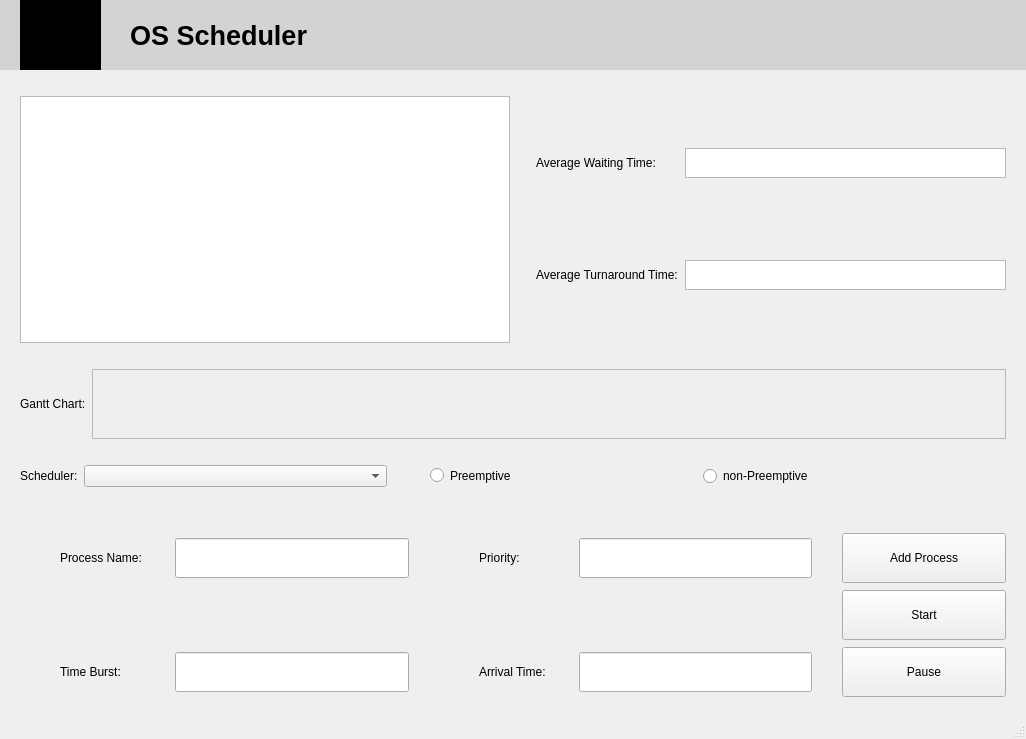
Before: the Qt Designer form frontend/mainwindow.ui in ASolimanA/OS-Scheduler, drawn with Qt 5.
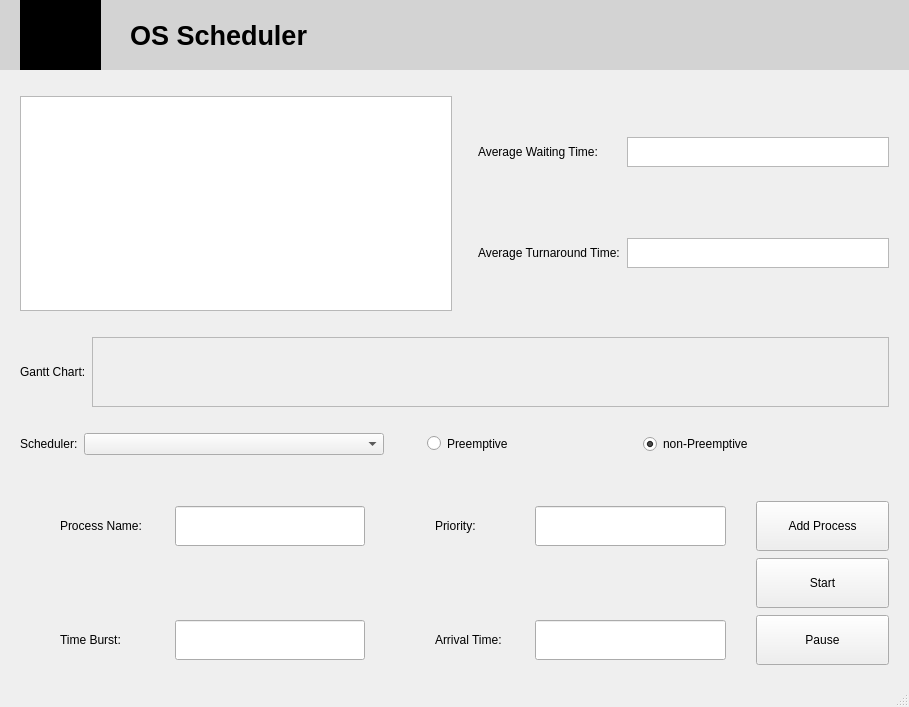
After: the same form once the commit is applied.

```diff
--- a/frontend/mainwindow.ui
+++ b/frontend/mainwindow.ui
@@ -6,8 +6,8 @@
    <rect>
     <x>0</x>
     <y>0</y>
-    <width>1026</width>
-    <height>739</height>
+    <width>909</width>
+    <height>707</height>
    </rect>
   </property>
   <property name="windowTitle">
@@ -218,7 +218,7 @@
           <rect>
            <x>0</x>
            <y>0</y>
-           <width>899</width>
+           <width>797</width>
            <height>68</height>
           </rect>
          </property>
@@ -228,7 +228,7 @@
      </layout>
     </item>
     <item row="3" column="0">
-     <layout class="QHBoxLayout" name="horizontalLayout" stretch="0,1,1,1">
+     <layout class="QHBoxLayout" name="horizontalLayout" stretch="0,0,1,1">
       <property name="leftMargin">
        <number>20</number>
       </property>
@@ -249,7 +249,26 @@
        </widget>
       </item>
       <item>
-       <widget class="QComboBox" name="comboBox"/>
+       <widget class="QComboBox" name="comboBox">
+        <property name="sizePolicy">
+         <sizepolicy hsizetype="Fixed" vsizetype="Fixed">
+          <horstretch>0</horstretch>
+          <verstretch>0</verstretch>
+         </sizepolicy>
+        </property>
+        <property name="minimumSize">
+         <size>
+          <width>300</width>
+          <height>0</height>
+         </size>
+        </property>
+        <property name="maximumSize">
+         <size>
+          <width>300</width>
+          <height>16777215</height>
+         </size>
+        </property>
+       </widget>
       </item>
       <item>
        <widget class="QRadioButton" name="radioButton_2">
@@ -266,6 +285,9 @@
         <property name="text">
          <string>non-Preemptive</string>
         </property>
+        <property name="checked">
+         <bool>true</bool>
+        </property>
        </widget>
       </item>
      </layout>
```
Left out of the diff: 8 changed lines with no effect on the pictures.
